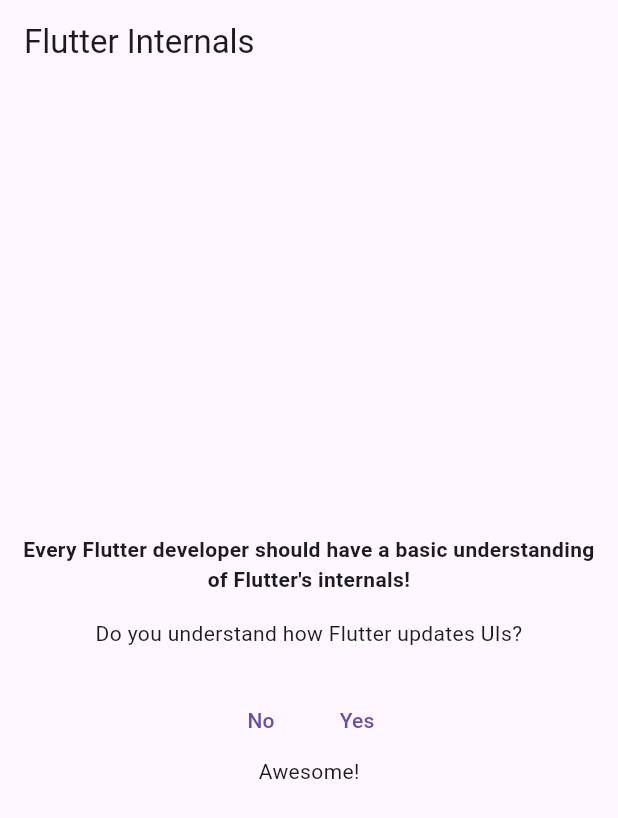
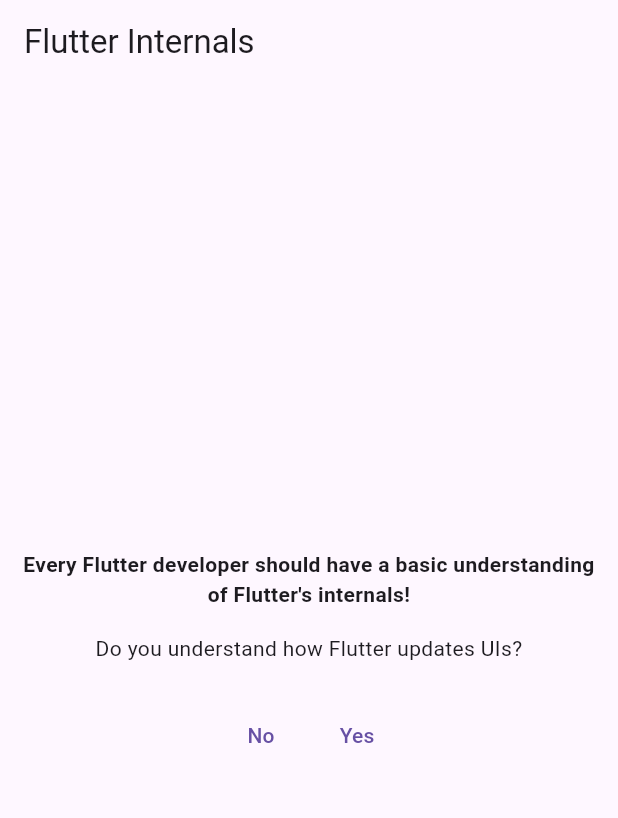
Before and after one commit to MohamedElsaeed424/todo_list_app, a Flutter app: the screen it shows after launch, after a tap on "Yes", on a phone screen of 412 x 824 dp. Shown: the top 818 px of the screen. Run offline on Flutter 3.47's test engine with Material 2 defaults, Android fonts, the phone set to English and light mode, and no system bars.

Commit message:
done todoitem

```diff
--- /dev/null
+++ b/lib/buttons_state.dart
@@ -0,0 +1,45 @@
+import 'package:flutter/material.dart';
+
+class ButtonsState extends StatefulWidget {
+  const ButtonsState({super.key});
+
+  @override
+  State<ButtonsState> createState() {
+    return _ButtonsState();
+  }
+}
+
+class _ButtonsState extends State<ButtonsState> {
+  @override
+  Widget build(BuildContext context) {
+    print('ButtonsState builed get Called');
+    var _isUnderstood = false;
+
+    return Column(
+      children: [
+        Row(
+          mainAxisAlignment: MainAxisAlignment.center,
+          children: [
+            TextButton(
+              onPressed: () {
+                setState(() {
+                  _isUnderstood = false;
+                });
+              },
+              child: const Text('No'),
+            ),
+            TextButton(
+              onPressed: () {
+                setState(() {
+                  _isUnderstood = true;
+                });
+              },
+              child: const Text('Yes'),
+            ),
+          ],
+        ),
+        if (_isUnderstood) const Text('Awesome!'),
+      ],
+    );
+  }
+}
--- a/lib/ui_updates_demo.dart
+++ b/lib/ui_updates_demo.dart
@@ -1,66 +1,31 @@
 import 'package:flutter/material.dart';
+import 'package:flutter_internals/buttons_state.dart';
 
-class UIUpdatesDemo extends StatefulWidget {
+class UIUpdatesDemo extends StatelessWidget {
   const UIUpdatesDemo({super.key});
-
-  @override
-  StatefulElement createElement() {
-    print('UIUpdatesDemo CREATEELEMENT called');
-    return super.createElement();
-  }
-
-  @override
-  State<UIUpdatesDemo> createState() {
-    return _UIUpdatesDemo();
-  }
-}
-
-class _UIUpdatesDemo extends State<UIUpdatesDemo> {
-  var _isUnderstood = false;
 
   @override
   Widget build(BuildContext context) {
     print('UIUpdatesDemo BUILD called');
-    return Padding(
-      padding: const EdgeInsets.all(8.0),
+    return const Padding(
+      padding: EdgeInsets.all(8.0),
       child: Center(
         child: Column(
           mainAxisSize: MainAxisSize.min,
           crossAxisAlignment: CrossAxisAlignment.center,
           children: [
-            const Text(
+            Text(
               'Every Flutter developer should have a basic understanding of Flutter\'s internals!',
               textAlign: TextAlign.center,
               style: TextStyle(fontWeight: FontWeight.bold),
             ),
-            const SizedBox(height: 16),
-            const Text(
+            SizedBox(height: 16),
+            Text(
               'Do you understand how Flutter updates UIs?',
               textAlign: TextAlign.center,
             ),
-            const SizedBox(height: 24),
-            Row(
-              mainAxisAlignment: MainAxisAlignment.center,
-              children: [
-                TextButton(
-                  onPressed: () {
-                    setState(() {
-                      _isUnderstood = false;
-                    });
-                  },
-                  child: const Text('No'),
-                ),
-                TextButton(
-                  onPressed: () {
-                    setState(() {
-                      _isUnderstood = true;
-                    });
-                  },
-                  child: const Text('Yes'),
-                ),
-              ],
-            ),
-            if (_isUnderstood) const Text('Awesome!'),
+            SizedBox(height: 24),
+            ButtonsState(),
           ],
         ),
       ),
```
Also changed, not shown: lib/keys/todo_item.dart (added, +31 -0 lines), lib/keys/checkable_todo_item.dart (added).
